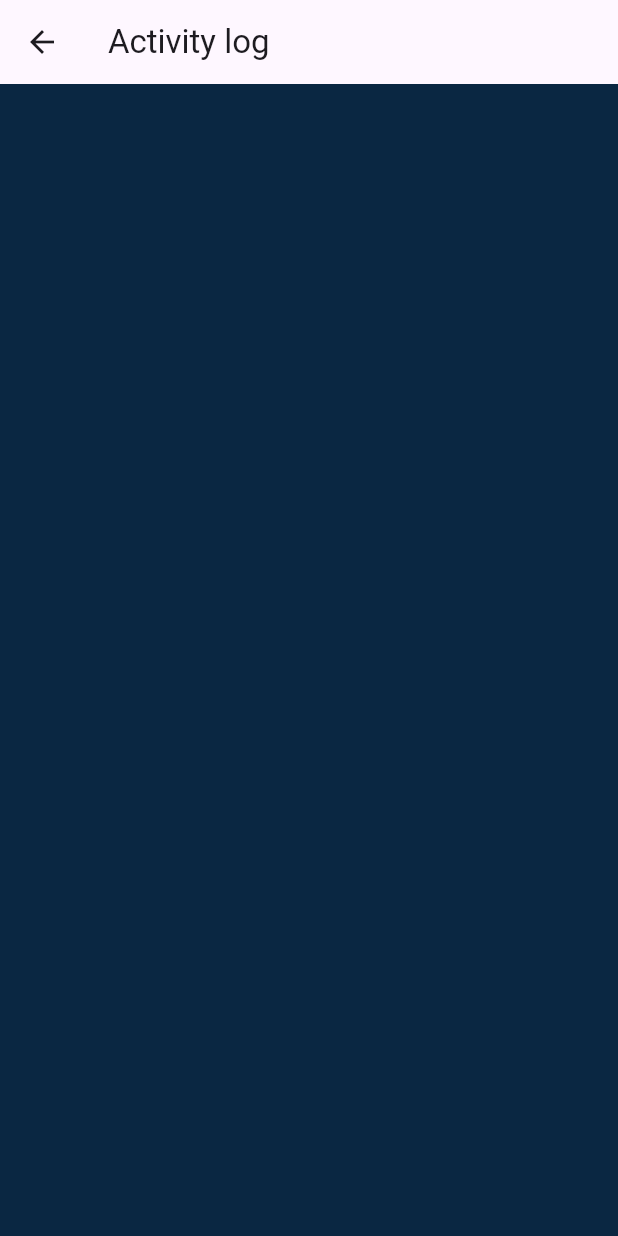
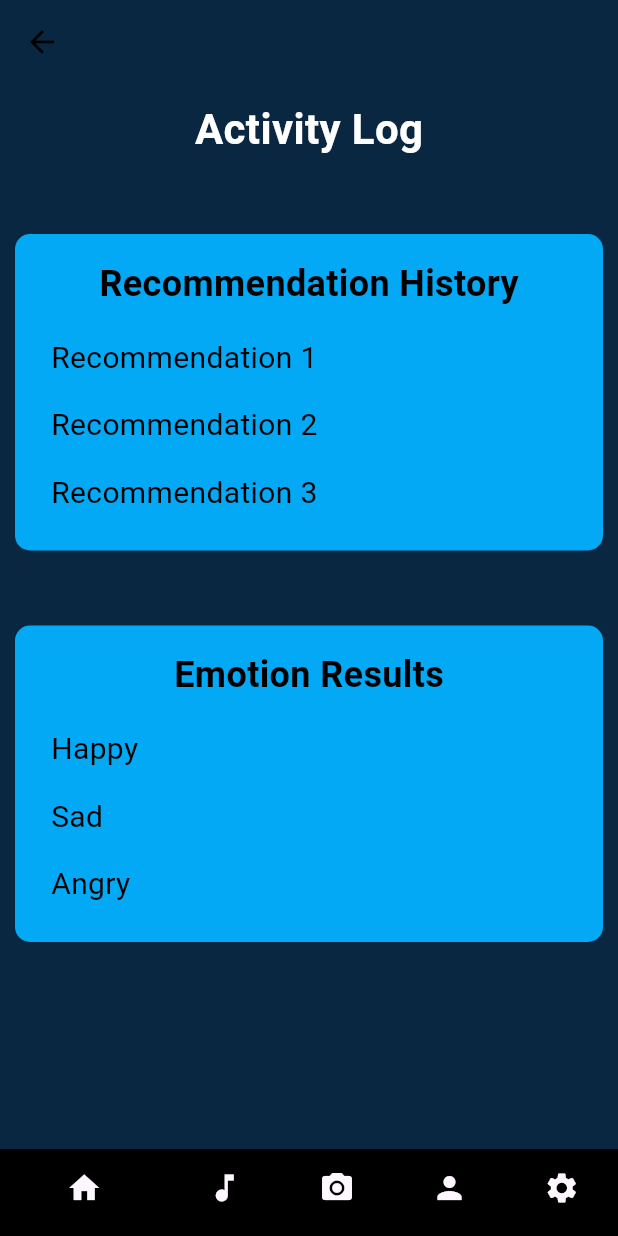
Before and after one commit to PawaniMekhala/EmoRhythm, a Flutter app: the ActivityLogPage screen opened directly, on a phone screen of 412 x 824 dp. Run offline on Flutter 3.47's test engine with Material 3 defaults, Android fonts, the phone set to English and light mode, and no system bars; our stand-ins replace device_preview, flutter_spinkit, google_fonts, image_picker.

Commit message:
activity log page and favorites page

```diff
--- a/lib/screens/activity_log.dart
+++ b/lib/screens/activity_log.dart
@@ -1,6 +1,11 @@
 import 'package:flutter/material.dart';
 
+import 'navbar.dart';
+
 class ActivityLogPage extends StatefulWidget {
+
+
+
   const ActivityLogPage({super.key});
 
   @override
@@ -8,11 +13,144 @@ class ActivityLogPage extends StatefulWidget {
 }
 
 class _ActivityLogPageState extends State<ActivityLogPage> {
+  get isDarkModeEnabled => false;
+
+
+
   @override
   Widget build(BuildContext context) {
     return Scaffold(
       appBar: AppBar(
-        title: const Text("Activity log"),
+        leading: IconButton(
+          icon: Icon(
+            Icons.arrow_back,
+            color: isDarkModeEnabled ? Colors.white : Colors.black,
+          ),
+          onPressed: () {
+            Navigator.of(context).pop();
+          },
+        ),
+        backgroundColor: const Color.fromRGBO(10, 39, 66, 1),
+
+      ),
+      body: Padding(
+        padding: const EdgeInsets.all(10.0),
+        child: Column(
+          crossAxisAlignment: CrossAxisAlignment.start,
+
+          children: [
+            const Center(
+              child: Text(
+                'Activity Log',
+                style: TextStyle(
+                color: Colors.white,
+                fontSize: 28.0,
+                fontWeight: FontWeight.bold,
+              ),
+                      ),
+            ),
+            const SizedBox(height: 50.0),
+            _buildRecommendationHistoryContainer(),
+            const SizedBox(height: 50.0),
+            _buildEmotionResultsContainer(),
+          ],
+        ),
+      ),
+      bottomNavigationBar: const BottomNavBar(),
+    );
+
+  }
+
+  Widget _buildRecommendationHistoryContainer() {
+    // Replace these with your actual data structures
+    final List<String> recommendationHistory = ["Recommendation 1", "Recommendation 2", "Recommendation 3"];
+
+    return Container(
+      decoration: BoxDecoration(
+        color: Colors.lightBlue,
+        borderRadius: BorderRadius.circular(10.0),
+      ),
+      padding: const EdgeInsets.all(16.0),
+      child: Column(
+        crossAxisAlignment: CrossAxisAlignment.start,
+        children: [
+          const Row(
+            mainAxisAlignment: MainAxisAlignment.spaceAround,
+            children: [
+              Text(
+                'Recommendation History',
+                style: TextStyle(
+                  color: Colors.black,
+                  fontSize: 24.0,
+                  fontWeight: FontWeight.bold,
+                ),
+              ),
+            ],
+          ),
+          const SizedBox(height: 10),
+          // Add your recommendation history content here
+          for (var recommendation in recommendationHistory)
+            Padding(
+              padding: const EdgeInsets.all(8.0),
+              child: Text(
+                recommendation,
+                style: const TextStyle(
+                  color: Colors.black,
+                  fontSize: 20.0,
+                ),
+              ),
+            ),
+        ],
+
+      ),
+
+    );
+
+  }
+
+  Widget _buildEmotionResultsContainer() {
+
+     // Replace these with your actual data structures
+    final List<String> emotionResults = ["Happy", "Sad", "Angry"];
+
+    return Container(
+
+      decoration: BoxDecoration(
+        color: Colors.lightBlue, // You can change the color
+        borderRadius: BorderRadius.circular(10.0),
+
+      ),
+      padding: const EdgeInsets.all(16.0),
+      child: Column(
+        crossAxisAlignment: CrossAxisAlignment.start,
+        children: [
+          const Row(
+            mainAxisAlignment: MainAxisAlignment.spaceEvenly,
+            children: [
+              Text(
+                'Emotion Results',
+                style: TextStyle(
+                  color: Colors.black,
+                  fontSize: 24.0,
+                  fontWeight: FontWeight.bold,
+                ),
+              ),
+            ],
+          ),
+          const SizedBox(height: 10),
+          // Add your emotion results content here
+          for (var emotion in emotionResults)
+            Padding(
+              padding: const EdgeInsets.all(8.0),
+              child: Text(
+                emotion,
+                style: const TextStyle(
+                  color: Colors.black,
+                  fontSize: 20.0,
+                ),
+              ),
+            ),
+        ],
       ),
     );
   }
--- a/lib/screens/favorites.dart
+++ b/lib/screens/favorites.dart
@@ -33,7 +33,7 @@ class _FavoritesPageState extends State<FavoritesPage> {
           'Favorites',
           style: TextStyle(
             color: Colors.white,
-            fontSize: 20,
+            fontSize: 28,
             fontWeight: FontWeight.bold,
           ),
         ),
@@ -70,7 +70,7 @@ class _FavoritesPageState extends State<FavoritesPage> {
                 '${index + 1}. ${favoriteSongs[index]}', // Display index number
                 style: const TextStyle(
                   color: Colors.white, // Text color
-                  fontSize: 16.0,
+                  fontSize: 20.0,
                   fontWeight: FontWeight.bold,
                 ),
               ),
```
